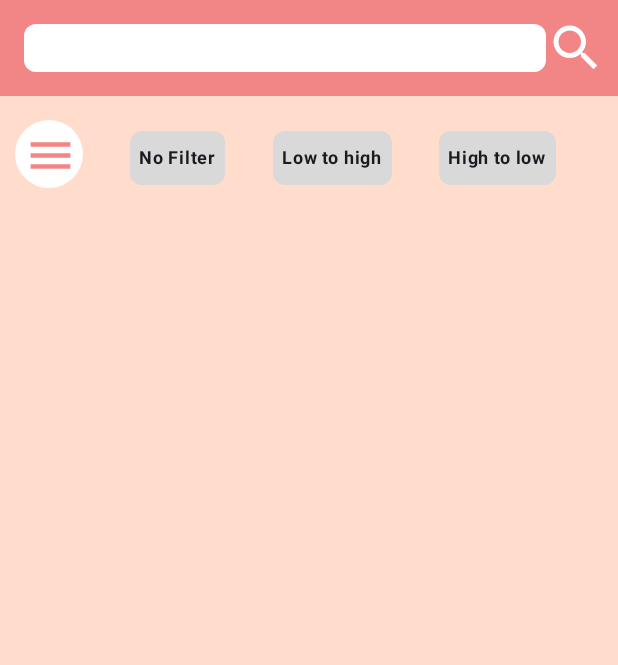
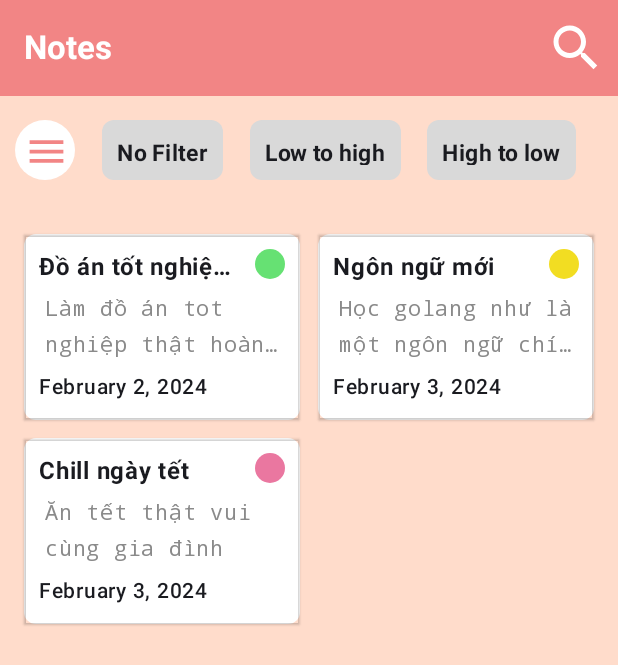
Before and after one commit to trduyTh4nh/NoteApp_Kotlin, an Android app built with Jetpack Compose: the screen it shows after launch (MainActivity), on a phone screen of 412 x 824 dp. Shown: the top 665 px of the screen. Run offline under Robolectric (Android 15) with nearby library versions, the phone set to English and light mode, and no system bars.

Commit message:
giao dien co bản

```diff
--- a/app/src/main/java/com/example/kotlin_jetpackcompose/MainActivity.kt
+++ b/app/src/main/java/com/example/kotlin_jetpackcompose/MainActivity.kt
@@ -6,6 +6,7 @@
 package com.example.kotlin_jetpackcompose
 
 import android.annotation.SuppressLint
+import android.graphics.drawable.shapes.Shape
 import android.os.Bundle
 import android.util.Log
 import android.widget.Toast
@@ -65,12 +66,19 @@ import androidx.compose.ui.focus.focusModifier
 import androidx.compose.ui.platform.LocalContext
 import androidx.compose.ui.platform.LocalSoftwareKeyboardController
 import androidx.compose.ui.text.TextStyle
+import androidx.compose.ui.text.font.Font
+import androidx.compose.ui.text.font.FontFamily
 import androidx.compose.ui.text.font.FontWeight
 import androidx.compose.ui.text.input.ImeAction
 import androidx.compose.ui.text.input.KeyboardType
+import androidx.compose.ui.text.style.TextOverflow
 import androidx.compose.ui.unit.Dp
 import androidx.compose.ui.unit.sp
 import com.example.kotlin_jetpackcompose.BoxTag as BoxTag
+import androidx.compose.foundation.background
+import androidx.compose.foundation.layout.offset
+import androidx.compose.ui.draw.shadow
+import androidx.compose.ui.graphics.graphicsLayer
 
 
 @OptIn(ExperimentalMaterial3Api::class)
@@ -95,7 +103,7 @@ class MainActivity : ComponentActivity() {
 @SuppressLint("UnusedMaterial3ScaffoldPaddingParameter", "MissingColorAlphaChannel")
 @Composable
 fun MyNotesApp() {
-    var isSearching by remember { mutableStateOf(true) }
+    var isSearching by remember { mutableStateOf(false) }
     val keyboardController = LocalSoftwareKeyboardController.current;
     var tag = listOf("No Filter", "Low to high", "High to low")
     var isClickTagNoFil by remember { mutableStateOf(false) }
@@ -145,12 +153,13 @@ fun MyNotesApp() {
             Row(
                 modifier = Modifier
                     .fillMaxWidth()
-                    .height(50.dp),
+                    .height(40.dp),
+                verticalAlignment = Alignment.CenterVertically
 
                 ) {
                 Box(
                     modifier = Modifier
-                        .size(45.dp)
+                        .size(40.dp)
                         .clip(CircleShape)
                         .background(Color.White),
                     contentAlignment = Alignment.Center
@@ -165,7 +174,7 @@ fun MyNotesApp() {
                             imageVector = if (isShowTag) Icons.Default.Menu else Icons.Default.KeyboardArrowLeft,
                             contentDescription = null,
                             tint = Color(android.graphics.Color.parseColor("#F28585")),
-                            modifier = Modifier.size(40.dp)
+                            modifier = Modifier.size(30.dp)
                         )
                     }
                 }
@@ -196,8 +205,10 @@ fun MyNotesApp() {
                     }
                 }
             }
+
+            GridNoteView()
+
         }
-        // GridNoteView()
     }
 
 }
@@ -206,8 +217,7 @@ fun MyNotesApp() {
 fun BoxTag(tag: String, isClick: Boolean, onClickTag: () -> Unit) {
     Box(
         modifier = Modifier
-            .border(
-                2.dp,
+            .border(1.dp,
                 if (isClick) Color.Black else Color.Transparent,
                 shape = RoundedCornerShape(8.dp)
             )
@@ -222,9 +232,9 @@ fun BoxTag(tag: String, isClick: Boolean, onClickTag: () -> Unit) {
     ) {
         Text(
             fontWeight = FontWeight.Bold,
-            fontSize = 12.sp,
+            fontSize = 15.sp,
             text = "$tag",
-            modifier = Modifier.padding(6.dp)
+            modifier = Modifier.padding(10.dp)
         )
     }
 }
@@ -260,27 +270,110 @@ fun SearchTextField(onSearchClosed: () -> Unit) {
         )
     )
 
+
 }
 
+data class NoteData(
+    val title: String,
+    val content: String,
+    val timeNote: String,
+    val priority: Int
+)
+val notes = listOf(
+    NoteData("Đồ án tốt nghiệp ọeierjteriogje", "Làm đồ án tot nghiệp thật hoàn hảo", "February 2, 2024", 1),
+    NoteData("Ngôn ngữ mới", "Học golang như là một ngôn ngữ chính để làm backend", "February 3, 2024", 2),
+    NoteData("Chill ngày tết", "Ăn tết thật vui cùng gia đình", "February 3, 2024", 3),
+)
 @Composable
 fun GridNoteView() {
-    val numbers = (0..20).toList()
+    val numbers = (0..5).toList()
+
     LazyVerticalGrid(
-        columns = GridCells.Fixed(4)
+        columns = GridCells.Fixed(2),
+        modifier = Modifier.padding(top = 30.dp)
     ) {
-        items(numbers.size) {
-            Column(horizontalAlignment = Alignment.CenterHorizontally) {
-                Text(text = "Number")
-                Text(text = "  $it")
+        items(notes.size) { index ->
+            Column(
+                horizontalAlignment = Alignment.CenterHorizontally,
+               ) {
+                Note(notes[index])
             }
         }
     }
 }
 
 @Composable
-fun Note(number: Number) {
+fun Note(note : NoteData){
+    var colorPriority by remember { mutableStateOf(Color(android.graphics.Color.parseColor("#66E173"))) }
+    if(note.priority == 1){
+        colorPriority = Color(android.graphics.Color.parseColor("#66E173"))
+    }
+    else if (note.priority == 2){
+        colorPriority = Color(android.graphics.Color.parseColor("#F2DD22"))
+    }
+    else{
+        colorPriority = Color(android.graphics.Color.parseColor("#EA77A0"))
+    }
+    Box(
+        modifier = Modifier
+            .padding(6.dp)
+            .background(Color.White, shape = RoundedCornerShape(8.dp))
+            .shadow(1.dp),
 
+
+    ) {
+        Column(
+            modifier = Modifier
+                .padding(10.dp)
+                .background(Color.Transparent)
+        ) {
+            Row(
+                modifier = Modifier
+                    .fillMaxWidth(),
+                horizontalArrangement = Arrangement.SpaceBetween,
+            ) {
+                Text(
+                    text = "${note.title}",
+                    fontWeight = FontWeight.Bold,
+                    overflow = TextOverflow.Ellipsis,
+                    maxLines = 1,
+                    modifier = Modifier.width(130.dp)
+                )
+                Box(
+                    modifier = Modifier
+                        .size(20.dp)
+                        .background(
+                            color = colorPriority,
+                            shape = RoundedCornerShape(100.dp)
+                        )
+                        .offset(10.dp, 10.dp)
+                )
+            }
+
+            Text(
+                text = "${note.content}",
+                modifier = Modifier
+                    .fillMaxWidth()
+                    .padding(4.dp),
+                overflow = TextOverflow.Ellipsis,
+                maxLines = 2,
+                fontSize = 14.sp,
+                fontWeight = FontWeight.Medium,
+                color = Color(android.graphics.Color.parseColor("#8A8A8A")),
+                fontFamily = FontFamily.Monospace,
+            )
+
+
+
+            Text(
+                text = "${note.timeNote}",
+                fontSize = 14.sp,
+                fontWeight = FontWeight.Medium,
+            )
+        }
+    }
 }
+
 
 
 @Composable
```
Also changed, not shown: app/src/main/ic_launcher-playstore.png, app/src/main/res/mipmap-hdpi/ic_launcher.webp, app/src/main/res/mipmap-hdpi/ic_launcher_foreground.webp, app/src/main/res/mipmap-hdpi/ic_launcher_round.webp, app/src/main/res/mipmap-mdpi/ic_launcher.webp, app/src/main/res/mipmap-mdpi/ic_launcher_foreground.webp, app/src/main/res/mipmap-mdpi/ic_launcher_round.webp, app/src/main/res/mipmap-xhdpi/ic_launcher.webp, app/src/main/res/mipmap-xhdpi/ic_launcher_foreground.webp, app/src/main/res/mipmap-xhdpi/ic_launcher_round.webp, app/src/main/res/mipmap-xxhdpi/ic_launcher.webp, app/src/main/res/mipmap-xxhdpi/ic_launcher_foreground.webp, app/src/main/res/mipmap-xxhdpi/ic_launcher_round.webp, app/src/main/res/mipmap-xxxhdpi/ic_launcher.webp, 2 more files.
